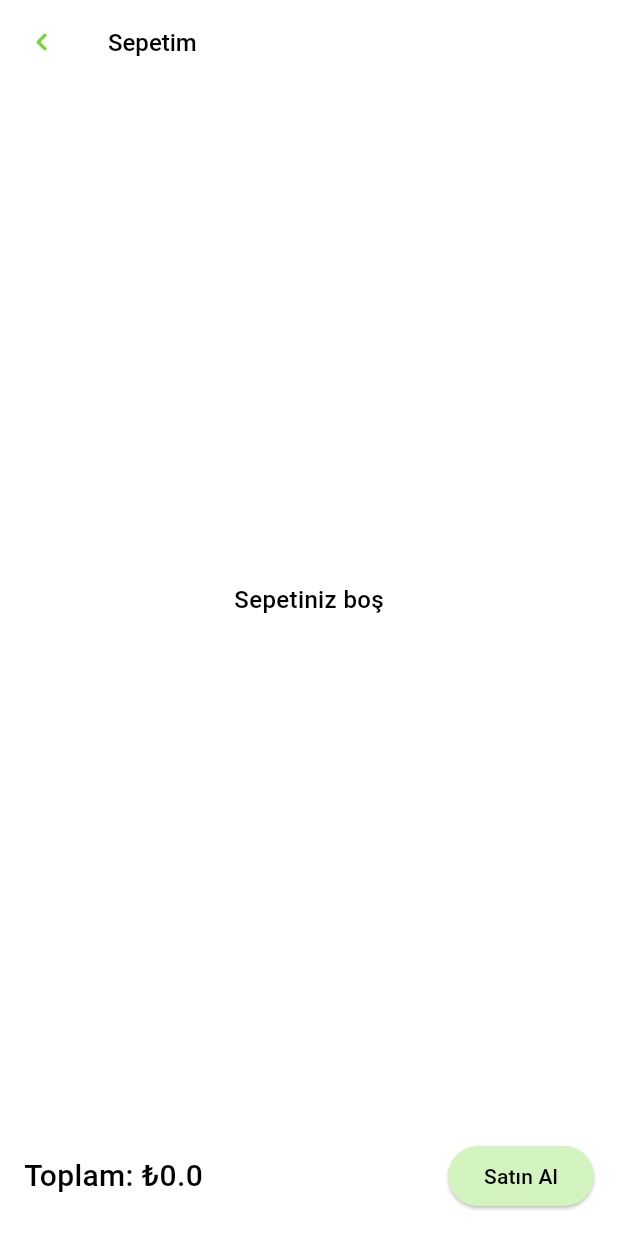
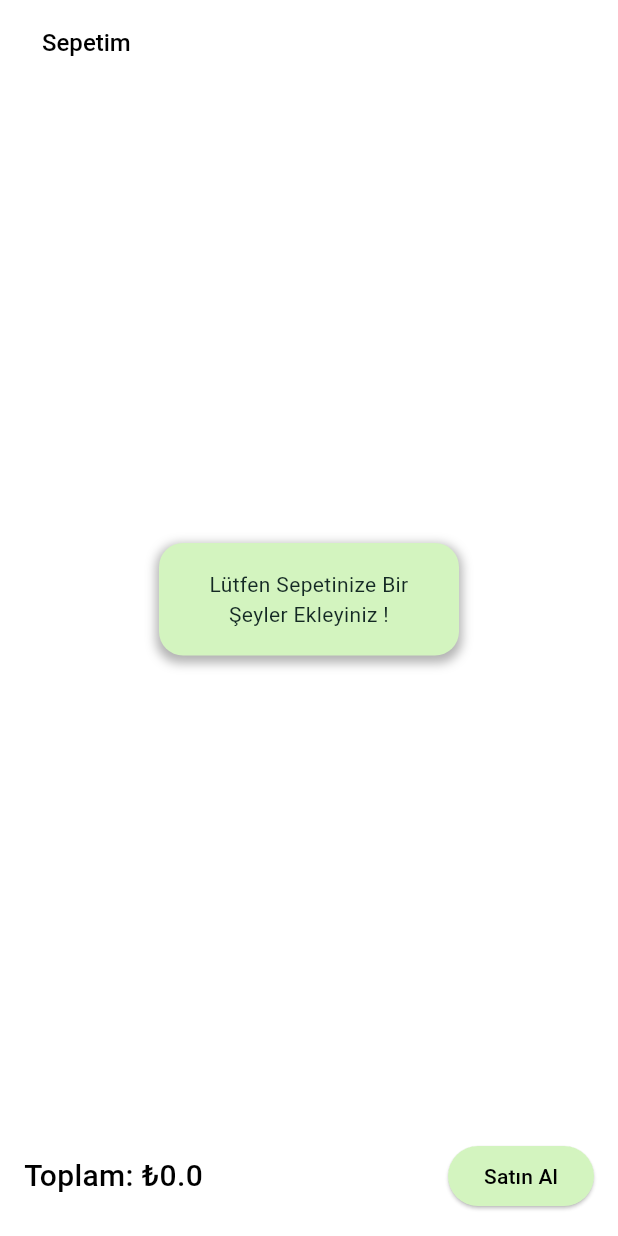
Before and after one commit to mestretero/OUA-33-FLUTTER, a Flutter app: the CartListView screen opened by its route, after a tap on "Satın Al", on a phone screen of 412 x 824 dp. Run offline on Flutter 3.47's test engine with Material 3 defaults, Android fonts, the phone set to English and light mode, and no system bars; our stand-ins replace carousel_slider, cloud_firestore, dotted_border, file_picker, firebase_auth, firebase_core and 6 more; missing offline and left inert: photo_manager; accounts and stored records are empty.

Commit message:
sepet sayfasına ekleme yapıldı

```diff
--- a/lib/common/helpers/toast_functions.dart
+++ b/lib/common/helpers/toast_functions.dart
@@ -81,4 +81,52 @@ class MyToast extends StatelessWidget {
   Widget build(BuildContext context) {
     return const Scaffold();
   }
+
+  static void showInfoBox(
+    BuildContext context,
+    String message,
+  ) {
+    final overlay = Overlay.of(context);
+    final overlayEntry = OverlayEntry(
+      builder: (context) => Positioned(
+        top: MediaQuery.of(context).size.height / 2 -
+            50, // Center vertically (100 / 2 = 50)
+        left: MediaQuery.of(context).size.width / 2 -
+            100, // Center horizontally (200 / 2 = 100)
+        child: Material(
+          color: Colors.transparent,
+          child: Container(
+            width: 200,
+            height: 75,
+            padding: const EdgeInsets.all(16),
+            decoration: BoxDecoration(
+              boxShadow: [
+                BoxShadow(
+                  color: Colors.black.withOpacity(0.3),
+                  spreadRadius: 2,
+                  blurRadius: 5,
+                  offset: const Offset(0, 3),
+                ),
+              ],
+              color: Theme.of(context).colorScheme.secondary,
+              borderRadius: BorderRadius.circular(16.0),
+            ),
+            child: Center(
+              child: Text(
+                message,
+                style: TextStyle(color: Theme.of(context).colorScheme.primary),
+                textAlign: TextAlign.center,
+              ),
+            ),
+          ),
+        ),
+      ),
+    );
+
+    overlay.insert(overlayEntry);
+
+    Future.delayed(const Duration(seconds: 3), () {
+      overlayEntry.remove();
+    });
+  }
 }
--- a/lib/ui/cart/cart_list_view.dart
+++ b/lib/ui/cart/cart_list_view.dart
@@ -1,5 +1,5 @@
 import 'package:flutter/material.dart';
-import 'package:oua_flutter33/app/app.router.dart';
+import 'package:oua_flutter33/common/helpers/toast_functions.dart';
 import 'package:oua_flutter33/ui/cart/cart_list_view_model.dart';
 import 'package:stacked/stacked.dart';
 
@@ -12,19 +12,11 @@ class CartListView extends StatelessWidget {
       viewModelBuilder: () => CartListViewModel(),
       builder: (context, model, child) => Scaffold(
         appBar: AppBar(
-          leading: IconButton(
-            onPressed: (){
-                  model.navigationService.navigateTo(Routes.mainView);
-            },
-            icon:const SizedBox(
-              width: 40,
-              height: 40,
 
-              child: Icon( Icons.keyboard_arrow_left_rounded,)),
-            color:const Color(0xFF6EDB2A),
-
-          ),
-           title: const Text('Sepetim',
+          automaticallyImplyLeading: false,
+           title: const Padding(
+             padding: EdgeInsets.all(12.0),
+             child: Text('Sepetim',
               style: TextStyle(
               fontSize: 16,
               fontWeight: FontWeight.w500,
@@ -32,13 +24,24 @@ class CartListView extends StatelessWidget {
 
                        ),
            ),
+        ),
         body: model.cartItems.isEmpty
             ? const Center(
-                child: Text('Sepetiniz boş',
+
+              child: Column(
+                mainAxisAlignment: MainAxisAlignment.center,
+                  children: [
+                    Icon(Icons.shopping_cart_outlined,
+                    size:40,
+                    ),
+                    SizedBox(height: 8,),
+                    Text('Sepetiniz boş',
                     style: TextStyle(
                     fontSize: 16,
                     fontWeight: FontWeight.w500,
                                ),
+                    ),
+                  ],
                 ),
               )
             : ListView.builder(
@@ -88,7 +91,8 @@ class CartListView extends StatelessWidget {
                     backgroundColor:const Color(0xFFD3F4BF),
                   ),
                   onPressed: () {
-
+                     model.cartItems.isEmpty?MyToast.showInfoBox(context, "Lütfen Sepetinize Bir Şeyler Ekleyiniz !"):
+                    MyToast.showInfoBox(context, "Satın Alınıyor....");
                   },
                   child: const Text('Satın Al',style: TextStyle(color:Colors.black,),),
                 ),
```
Lines whose indentation alone changed are shown as unchanged.
